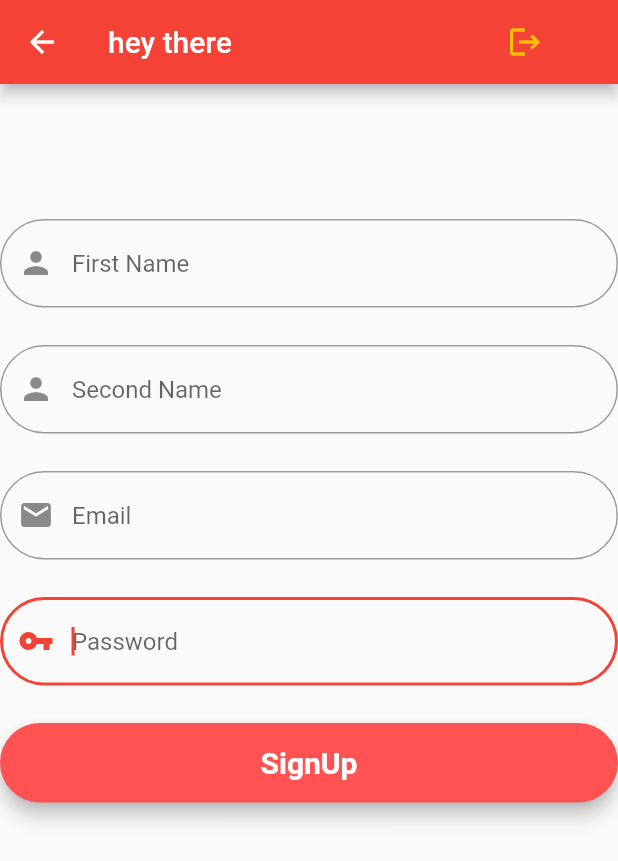
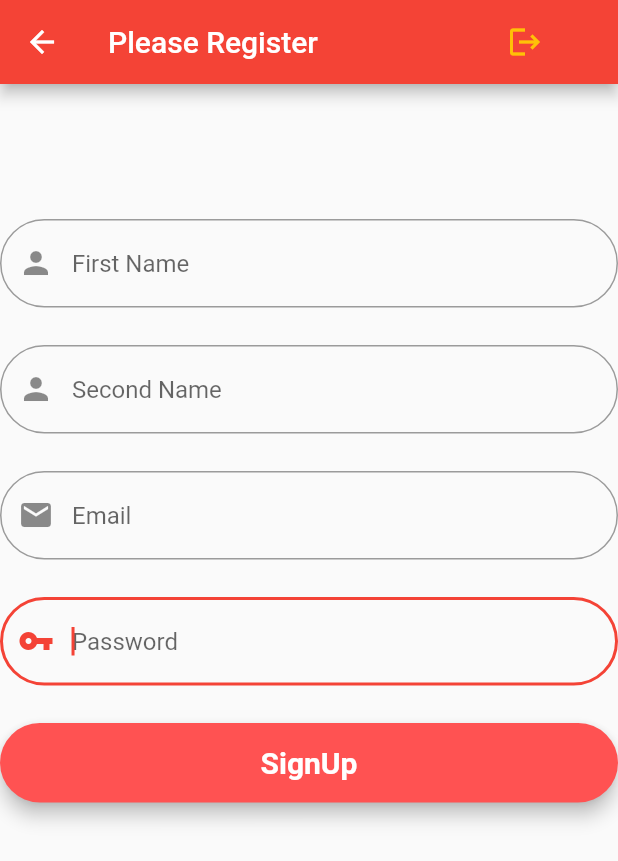
Before and after one commit to Suyash3109/News_app, a Flutter app: the regscr screen opened directly, on a phone screen of 412 x 824 dp. Shown: the top 861 px of the screen. Run offline on Flutter 3.47's test engine with Material 2 defaults, Android fonts, the phone set to English and light mode, and no system bars; our stand-ins replace cloud_firestore, firebase_auth, firebase_core, firebase_storage, fluttertoast, get and 5 more; accounts and stored records are empty.

Commit message:
final push

```diff
--- a/lib/reg.dart
+++ b/lib/reg.dart
@@ -5,6 +5,7 @@ import 'package:firebase_auth/firebase_auth.dart';
 import 'package:flutter/material.dart';
 import 'package:flutter/src/foundation/key.dart';
 import 'package:flutter/src/widgets/framework.dart';
+import 'package:flutter_application_1/check.dart';
 import 'package:flutter_application_1/usermodel.dart';
 import 'package:flutter_application_1/userpage.dart';
 import 'package:fluttertoast/fluttertoast.dart';
@@ -165,7 +166,7 @@ class _regscrState extends State<regscr> {
 
     return Scaffold(
       appBar: AppBar(
-        title: const Text("hey there"),
+        title: const Text("Please Register"),
         actions: [
           IconButton(
             icon: const Icon(Icons.logout),
@@ -242,7 +243,7 @@ class _regscrState extends State<regscr> {
     Fluttertoast.showToast(msg: 'account created');
     Navigator.pushAndRemoveUntil(
         (context),
-        MaterialPageRoute(builder: (context) => const HomeScreen()),
+        MaterialPageRoute(builder: (context) => const checkuser()),
         (route) => false);
   }
 
```
